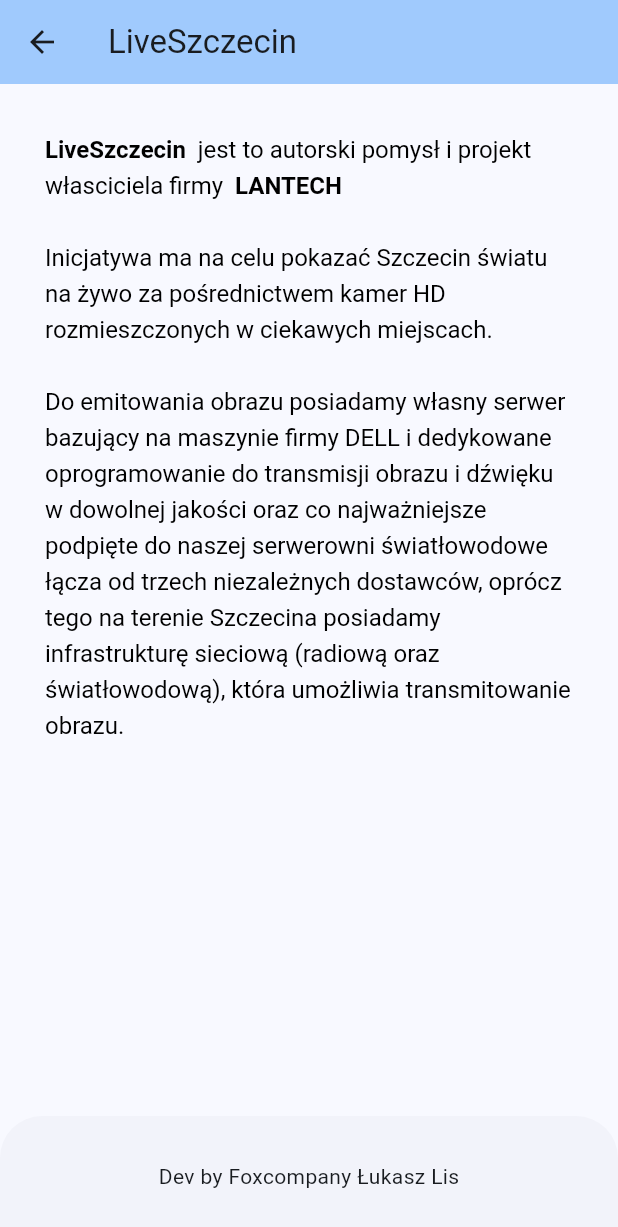
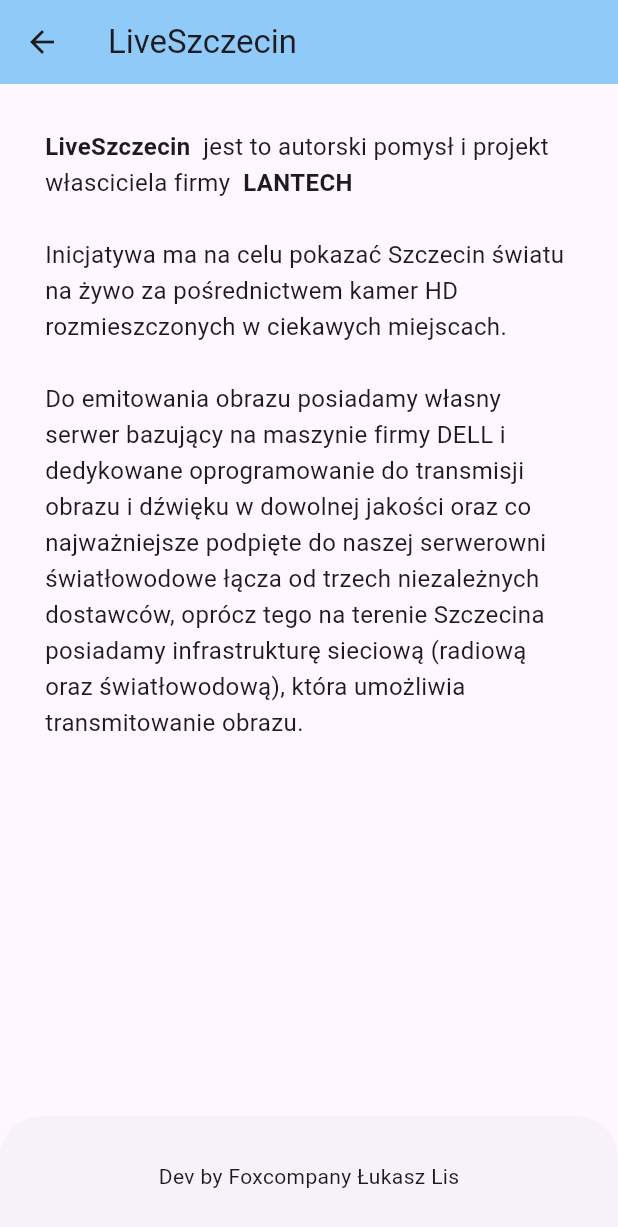
Before and after one commit to foxcompanypl/liveszczecin, a Flutter app: the screen it shows after launch, after a tap on the "info outline" icon, on a phone screen of 412 x 824 dp. Shown: the top 1227 px of the screen. Run offline on Flutter 3.47's test engine with Material 2 defaults, Android fonts, the phone set to English and light mode, and no system bars; our stand-ins replace better_player, cached_network_image, fluttertoast; network calls fail.

Commit message:
feat: dark theme

```diff
--- a/lib/src/app.dart
+++ b/lib/src/app.dart
@@ -8,10 +8,14 @@
   Widget build(BuildContext context) {
     return MaterialApp(
         title: 'LiveSzczecin',
-        theme: ThemeData(
-          colorScheme: ColorScheme.fromSeed(seedColor: Colors.blue),
-          useMaterial3: true,
-        ),
+        theme: ThemeData.light(useMaterial3: true).copyWith(
+            appBarTheme: AppBarTheme(
+                color: Colors.blue.shade200,
+                surfaceTintColor: Colors.transparent)),
+        darkTheme: ThemeData.dark(useMaterial3: true).copyWith(
+            appBarTheme: const AppBarTheme(
+                color: Colors.black, surfaceTintColor: Colors.transparent)),
+        themeMode: ThemeMode.system,
         onGenerateRoute: (RouteSettings settings) {
           return MaterialPageRoute(
               builder: (BuildContext context) => makeRoute(
--- a/lib/src/widgets/about_widget.dart
+++ b/lib/src/widgets/about_widget.dart
@@ -12,28 +12,26 @@
   Widget build(BuildContext context) {
     return Scaffold(
       appBar: AppBar(
-        backgroundColor: Theme.of(context).colorScheme.inversePrimary,
         title: const Text("LiveSzczecin"),
       ),
       bottomSheet: Container(
         margin: const EdgeInsets.all(30.0),
         child: const Row(
           mainAxisAlignment: MainAxisAlignment.center,
-          children: <Widget>[
+          children: [
             Text("Dev by Foxcompany Łukasz Lis"),
           ],
         ),
       ),
       body: Container(
         margin: const EdgeInsets.all(30.0),
-        child: RichText(
-          text: const TextSpan(
+        child: const Text.rich(
+          TextSpan(
             style: TextStyle(
                 height: 1.5,
                 fontSize: 16.0,
                 fontWeight: FontWeight.normal,
-                decoration: TextDecoration.none,
-                color: Colors.black),
+                decoration: TextDecoration.none),
             children: [
               TextSpan(
                   text: 'LiveSzczecin',
--- a/lib/src/widgets/home_widget.dart
+++ b/lib/src/widgets/home_widget.dart
@@ -38,7 +38,6 @@
   Widget build(BuildContext context) {
     return Scaffold(
         appBar: AppBar(
-          backgroundColor: Theme.of(context).colorScheme.inversePrimary,
           title: const Text("LiveSzczecin"),
           actions: [
             IconButton(
@@ -63,10 +62,9 @@
                 child: Stack(
                   alignment: Alignment.bottomLeft,
                   children: [
-                    Container(
+                    SizedBox(
                       height: 250,
                       width: double.infinity,
-                      color: Colors.white,
                       child: CachedNetworkImage(
                         cacheKey:
                             "${items[index].id}_${DateFormat("yyyyMMddHH").format(DateTime.now())}",
@@ -82,7 +80,7 @@
                       ),
                     ),
                     Container(
-                      color: Colors.black.withOpacity(0.6),
+                      color: Colors.black.withOpacity(0.7),
                       padding: const EdgeInsets.all(20),
                       width: double.infinity,
                       child: Text(
```
